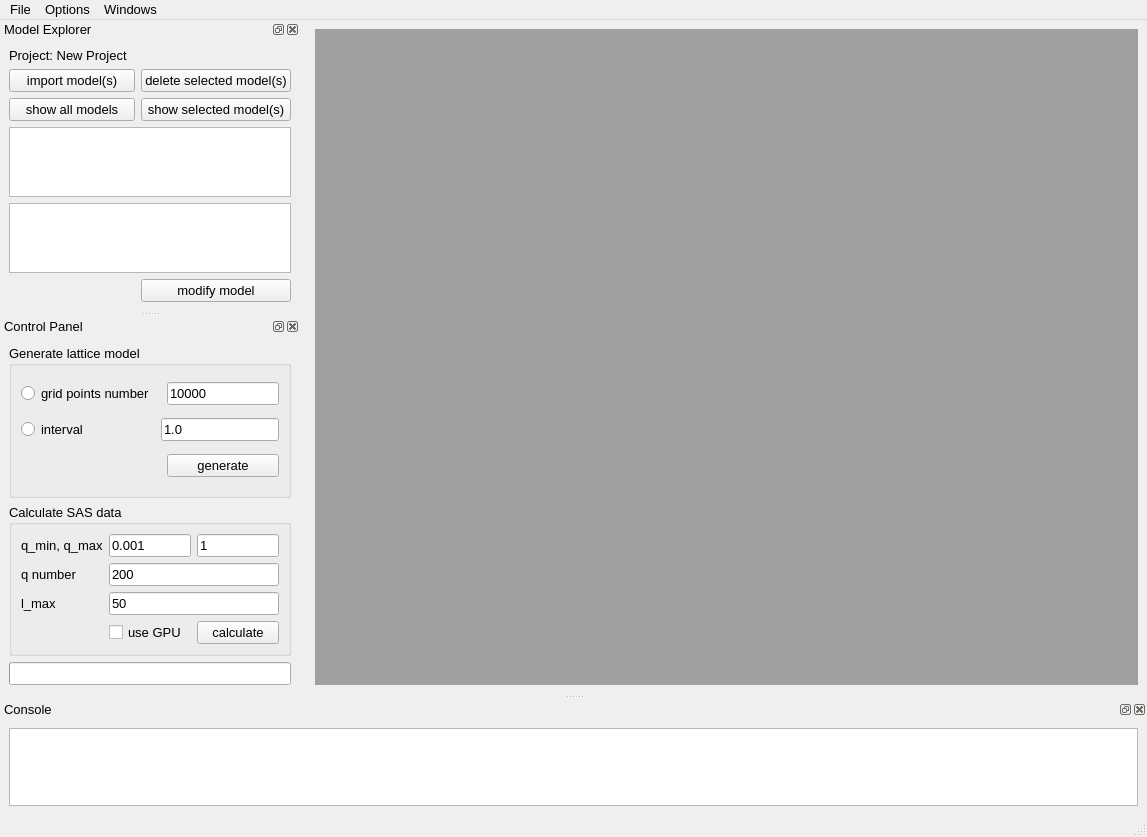
First picture: the form in qtgui/mainwindow.ui, repository molybd/Model2SAS, before the edit.
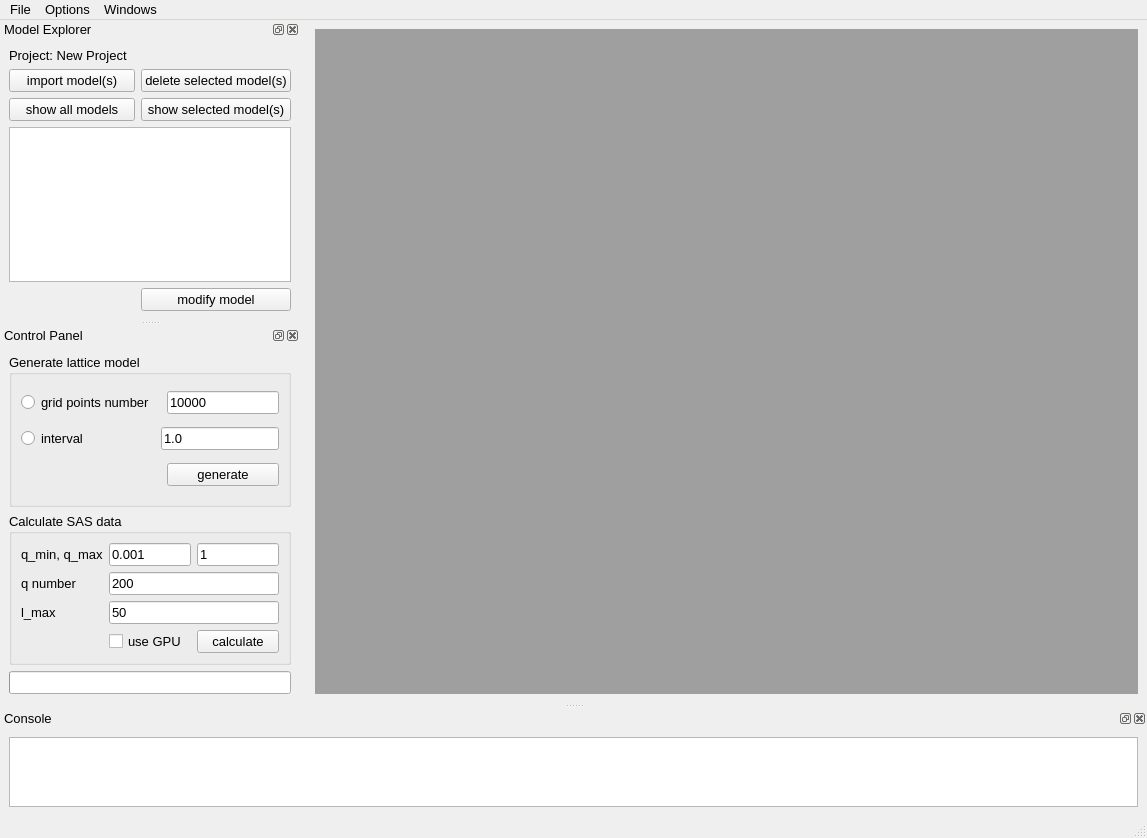
Second picture: the form after the edit.

What changed in the file:
```diff
--- a/qtgui/mainwindow.ui
+++ b/qtgui/mainwindow.ui
@@ -75,6 +75,12 @@
   </widget>
   <widget class="QStatusBar" name="statusbar"/>
   <widget class="QDockWidget" name="dockWidget_explorer">
+   <property name="minimumSize">
+    <size>
+     <width>275</width>
+     <height>300</height>
+    </size>
+   </property>
    <property name="maximumSize">
     <size>
      <width>524287</width>
@@ -89,8 +95,19 @@
    </attribute>
    <widget class="QWidget" name="dockWidgetContents">
     <layout class="QGridLayout" name="gridLayout">
-     <item row="4" column="0" colspan="2">
-      <widget class="QTableView" name="tableView_stlModels"/>
+     <item row="6" column="1">
+      <widget class="QPushButton" name="pushButton_modifyModel">
+       <property name="text">
+        <string>modify model</string>
+       </property>
+      </widget>
+     </item>
+     <item row="3" column="1">
+      <widget class="QPushButton" name="pushButton_showSelectedModels">
+       <property name="text">
+        <string>show selected model(s)</string>
+       </property>
+      </widget>
      </item>
      <item row="2" column="0">
       <widget class="QPushButton" name="pushButton_importModels">
@@ -99,16 +116,13 @@
        </property>
       </widget>
      </item>
-     <item row="7" column="1">
-      <widget class="QPushButton" name="pushButton_modifyModel">
+     <item row="3" column="0">
+      <widget class="QPushButton" name="pushButton_showAllModels">
        <property name="text">
-        <string>modify model</string>
+        <string>show all models</string>
        </property>
       </widget>
      </item>
-     <item row="5" column="0" colspan="2">
-      <widget class="QTableView" name="tableView_mathModels"/>
-     </item>
      <item row="2" column="1">
       <widget class="QPushButton" name="pushButton_deleteModels">
        <property name="text">
@@ -123,19 +137,8 @@
        </property>
       </widget>
      </item>
-     <item row="3" column="0">
-      <widget class="QPushButton" name="pushButton_showAllModels">
-       <property name="text">
-        <string>show all models</string>
-       </property>
-      </widget>
-     </item>
-     <item row="3" column="1">
-      <widget class="QPushButton" name="pushButton_showSelectedModels">
-       <property name="text">
-        <string>show selected model(s)</string>
-       </property>
-      </widget>
+     <item row="4" column="0" rowspan="2" colspan="2">
+      <widget class="QTableView" name="tableView_models"/>
      </item>
     </layout>
    </widget>
```
Left out of the diff: 14 changed lines with no effect on the pictures.
